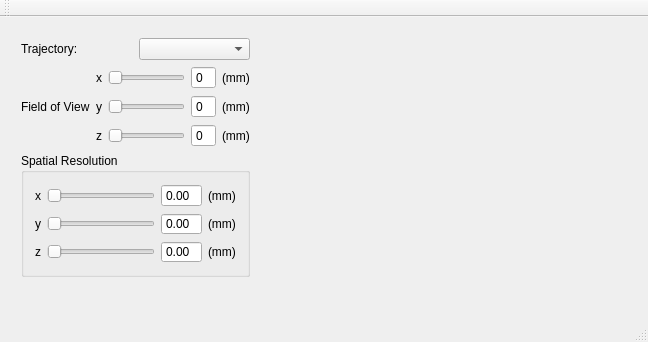
Above: trajectorydesigner/mainwindow.ui from nio1814/MRItrajectory before the change. Below: the same form after it.
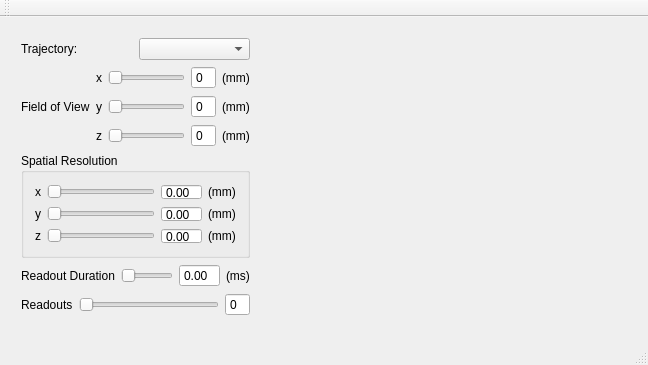
That is the form after the change.

Commit message: readout duration

```diff
--- a/trajectorydesigner/mainwindow.ui
+++ b/trajectorydesigner/mainwindow.ui
@@ -7,7 +7,7 @@
     <x>0</x>
     <y>0</y>
     <width>648</width>
-    <height>342</height>
+    <height>365</height>
    </rect>
   </property>
   <property name="windowTitle">
@@ -20,7 +20,7 @@
       <x>10</x>
       <y>10</y>
       <width>251</width>
-      <height>261</height>
+      <height>300</height>
      </rect>
     </property>
     <layout class="QVBoxLayout" name="verticalLayout">
@@ -254,6 +254,63 @@
        </layout>
       </widget>
      </item>
+     <item>
+      <layout class="QHBoxLayout" name="horizontalLayout_9">
+       <item>
+        <widget class="QLabel" name="label_16">
+         <property name="text">
+          <string>Readout Duration</string>
+         </property>
+        </widget>
+       </item>
+       <item>
+        <widget class="QSlider" name="readoutDurationSlider">
+         <property name="orientation">
+          <enum>Qt::Horizontal</enum>
+         </property>
+        </widget>
+       </item>
+       <item>
+        <widget class="QDoubleSpinBox" name="readoutDurationDoubleSpinBox">
+         <property name="buttonSymbols">
+          <enum>QAbstractSpinBox::NoButtons</enum>
+         </property>
+        </widget>
+       </item>
+       <item>
+        <widget class="QLabel" name="label_17">
+         <property name="text">
+          <string>(ms)</string>
+         </property>
+        </widget>
+       </item>
+      </layout>
+     </item>
+     <item>
+      <layout class="QHBoxLayout" name="horizontalLayout_6">
+       <item>
+        <widget class="QLabel" name="label_9">
+         <property name="text">
+          <string>Readouts</string>
+         </property>
+        </widget>
+       </item>
+       <item>
+        <widget class="QSlider" name="readoutsSlider">
+         <property name="orientation">
+          <enum>Qt::Horizontal</enum>
+         </property>
+        </widget>
+       </item>
+       <item>
+        <widget class="QSpinBox" name="readoutsSpinBox">
+         <property name="buttonSymbols">
+          <enum>QAbstractSpinBox::NoButtons</enum>
+         </property>
+        </widget>
+       </item>
+      </layout>
+     </item>
     </layout>
    </widget>
   </widget>
```
The commit also changes 5 other files.
